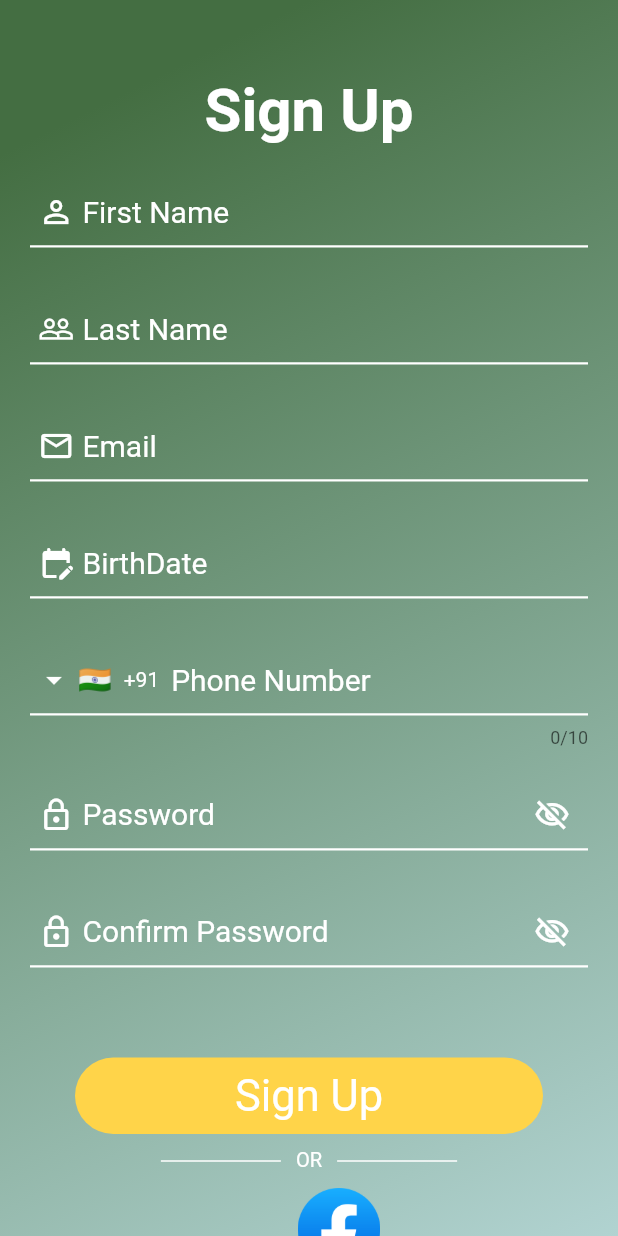
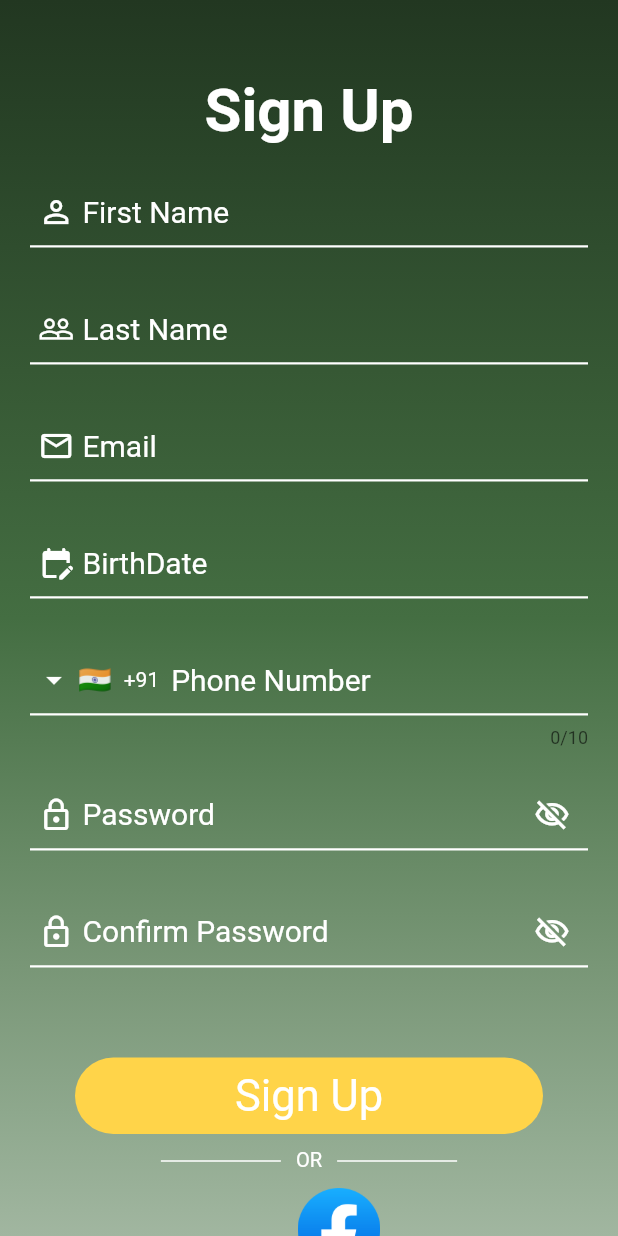
Before and after one commit to Radwa812-Apps/team-near-my-, a Flutter app: the screen it shows after launch, after a tap on "Sign Up", on a phone screen of 412 x 824 dp. Run offline on Flutter 3.47's test engine with Material 2 defaults, Android fonts, the light colour scheme and no system bars; drawn by our look-alikes of intl_phone_field, modal_progress_hud_nsn; our stand-ins replace bloc, cloud_firestore, connectivity_plus, firebase_auth, firebase_core, flutter_bloc and 4 more; accounts and stored records are empty; Roboto replaces fonts that are missing (OpenSans-Bold, OpenSans-Regular, OpenSans-SemiBold).

Commit message:
edit background color

```diff
--- a/lib/Features/Splash_page/components/gradient_background.dart
+++ b/lib/Features/Splash_page/components/gradient_background.dart
@@ -9,12 +9,42 @@ class GradientBackground extends StatelessWidget {
       width: double.infinity,
       height: double.infinity,
       decoration: const BoxDecoration(
+        // gradient: LinearGradient(
+        //   begin: Alignment.topLeft,
+        //   end: Alignment.bottomRight,
+        //   colors: [
+        //     Color.fromRGBO(68, 110, 66, 1),
+        //     Color.fromRGBO(177, 211, 209, 1),
+        //   ],
+        // ),
         gradient: LinearGradient(
-          begin: Alignment.topLeft,
-          end: Alignment.bottomRight,
+          begin: Alignment.topCenter,
+          end: Alignment.bottomCenter,
           colors: [
+            Color.fromRGBO(34, 55, 33, 1),
+            Color.fromRGBO(40, 66, 39, 1),
+            Color.fromRGBO(47, 77, 46, 1),
+            Color.fromRGBO(54, 88, 52, 1),
+            Color.fromRGBO(61, 99, 59, 1),
             Color.fromRGBO(68, 110, 66, 1),
-            Color.fromRGBO(177, 211, 209, 1),
+            Color.fromRGBO(86, 124, 84, 1),
+            Color.fromRGBO(105, 139, 103, 1),
+            Color.fromRGBO(124, 153, 122, 1),
+            Color.fromRGBO(142, 168, 141, 1),
+            Color.fromRGBO(161, 182, 160, 1),
+          ],
+          stops: [
+            0.0, // First color at 0%
+            0.1, // Second color at 10%
+            0.2, // Third color at 20%
+            0.3, // Fourth color at 30%
+            0.4, // Fifth color at 40%
+            0.5, // Sixth color at 50%
+            0.6, // Seventh color at 60%
+            0.7, // Eighth color at 70%
+            0.8, // Ninth color at 80%
+            0.9, // Tenth color at 90%
+            1.0, // Last color at 100%
           ],
         ),
       ),
--- a/lib/Features/auth/Sign_up_and_in/components/linear_gradient_widget.dart
+++ b/lib/Features/auth/Sign_up_and_in/components/linear_gradient_widget.dart
@@ -5,16 +5,46 @@ class NearMeGradientColor extends StatelessWidget {
   Widget build(Object context) {
     return Container(
       decoration: const BoxDecoration(
+        // gradient: LinearGradient(
+        //   begin: Alignment.topLeft,
+        //   end: Alignment.bottomRight,
+        //   colors: [
+        //    Color.fromRGBO(68, 110, 66, 1),
+        //     Color.fromRGBO(177, 211, 209, 1),
+        //   ],
+        //   stops: [
+        //     0.1,
+        //     1.0,
+        //   ],
+        // ),
         gradient: LinearGradient(
-          begin: Alignment.topLeft,
-          end: Alignment.bottomRight,
+          begin: Alignment.topCenter,
+          end: Alignment.bottomCenter,
           colors: [
+            Color.fromRGBO(34, 55, 33, 1),
+            Color.fromRGBO(40, 66, 39, 1),
+            Color.fromRGBO(47, 77, 46, 1),
+            Color.fromRGBO(54, 88, 52, 1),
+            Color.fromRGBO(61, 99, 59, 1),
             Color.fromRGBO(68, 110, 66, 1),
-            Color.fromRGBO(177, 211, 209, 1),
+            Color.fromRGBO(86, 124, 84, 1),
+            Color.fromRGBO(105, 139, 103, 1),
+            Color.fromRGBO(124, 153, 122, 1),
+            Color.fromRGBO(142, 168, 141, 1),
+            Color.fromRGBO(161, 182, 160, 1),
           ],
           stops: [
-            0.1,
-            1.0,
+            0.0, // First color at 0%
+            0.1, // Second color at 10%
+            0.2, // Third color at 20%
+            0.3, // Fourth color at 30%
+            0.4, // Fifth color at 40%
+            0.5, // Sixth color at 50%
+            0.6, // Seventh color at 60%
+            0.7, // Eighth color at 70%
+            0.8, // Ninth color at 80%
+            0.9, // Tenth color at 90%
+            1.0, // Last color at 100%
           ],
         ),
       ),
```
